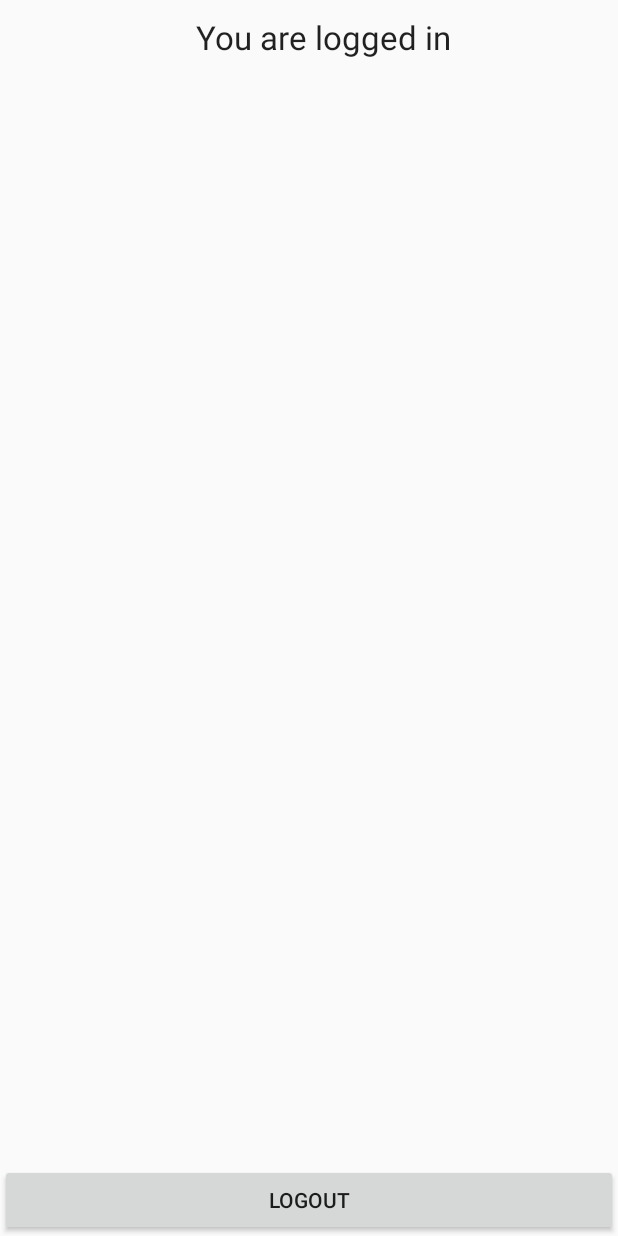
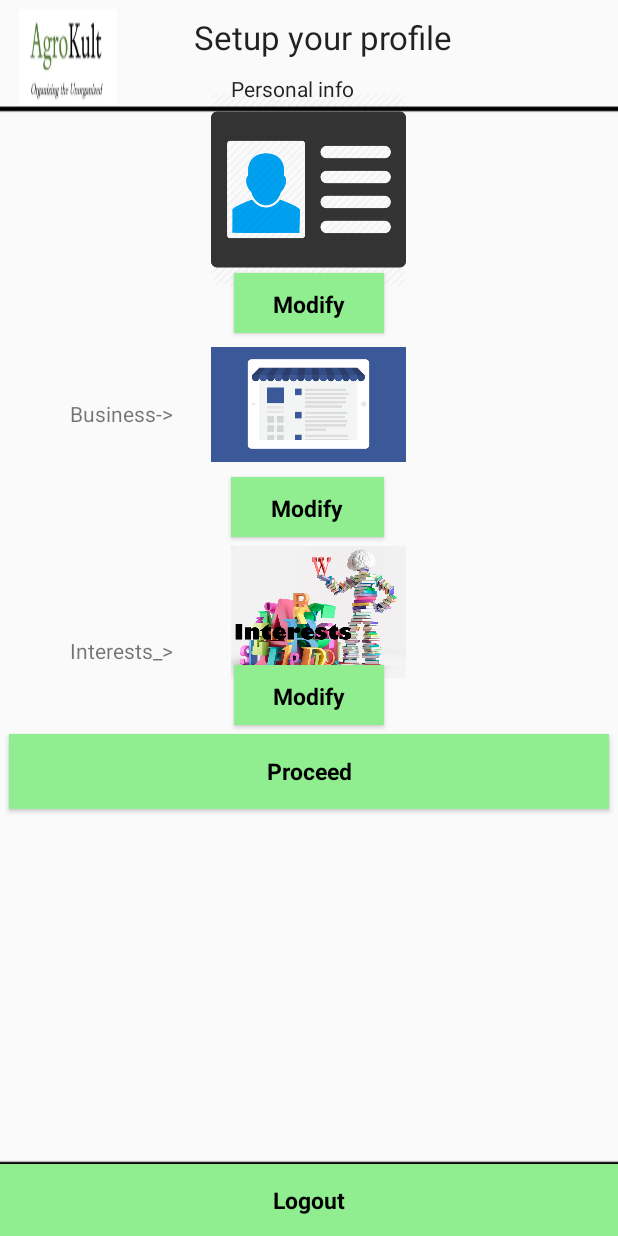
Before and after one commit to rupeshbajaj97/Agrokultraj, an Android app: the layout activity_main2.xml on its own in the app's theme, with its tools: preview values and no code run, on a phone screen of 412 x 824 dp. Run offline under Robolectric (Android 15) with nearby library versions, the phone set to English and light mode, and no system bars.

Commit message:
1st commit

```diff
--- a/app/src/main/AndroidManifest.xml
+++ b/app/src/main/AndroidManifest.xml
@@ -33,7 +33,10 @@
             android:theme="@style/AppTheme.NoActionBar" />
         <activity android:name=".Signup" />
         <activity android:name=".Register" />
-        <activity android:name=".Main2Activity"></activity>
+        <activity android:name=".Main2Activity" />
+        <activity android:name=".personal" />
+        <activity android:name=".business" />
+        <activity android:name=".interest"></activity>
     </application>
 
 </manifest>
--- a/app/src/main/res/layout/activity_main.xml
+++ b/app/src/main/res/layout/activity_main.xml
@@ -4,7 +4,7 @@
     android:layout_width="match_parent"
     android:layout_height="match_parent"
     android:orientation="vertical"
-    android:background="@color/colorPrimary"
+    android:background="@drawable/universaltheme"
     tools:context="com.techobbyist.signuplogin.LoginActivity">
 
     <TextView
@@ -15,7 +15,7 @@
         android:text="@string/app_name"
         android:textSize="30sp"
         android:padding="20dp"
-        android:textColor="@color/white"/>
+        android:textColor="#006400"/>
 
     <EditText
         android:layout_width="match_parent"
@@ -24,7 +24,7 @@
         android:singleLine="true"
         android:id="@+id/etEmail"
         android:hint="Email"
-        android:textColorHint="@color/white"
+        android:textColorHint="#000000"
         android:layout_marginTop="20dp"
         android:layout_marginBottom="10dp"
         android:layout_marginRight="10dp"
@@ -37,7 +37,7 @@
         android:layout_height="wrap_content"
         android:inputType="textPassword"
         android:hint="Password"
-        android:textColorHint="@color/white"
+        android:textColorHint="#000000"
         android:singleLine="true"
         android:layout_marginBottom="10dp"
         android:layout_marginRight="10dp"
@@ -46,6 +46,7 @@
 
     <Button
         android:id="@+id/btnLogin"
+        style="@style/ButtonStyle"
         android:layout_width="match_parent"
         android:layout_height="wrap_content"
         android:text="Login"
@@ -56,6 +57,7 @@
 
     <Button
         android:id="@+id/btnReg"
+        style="@style/ButtonStyle"
         android:layout_width="match_parent"
         android:layout_height="wrap_content"
         android:text="Register"
@@ -72,7 +74,7 @@
         android:text="Contact us"
         android:textSize="20sp"
         android:padding="40dp"
-        android:textColor="@color/white"/>
+        android:textColor="#000000"/>
 
 
 </LinearLayout>
--- a/app/src/main/res/layout/activity_main2.xml
+++ b/app/src/main/res/layout/activity_main2.xml
@@ -1,15 +1,17 @@
 <?xml version="1.0" encoding="utf-8"?>
 <LinearLayout xmlns:android="http://schemas.android.com/apk/res/android"
+    xmlns:app="http://schemas.android.com/apk/res-auto"
     xmlns:tools="http://schemas.android.com/tools"
     android:layout_width="match_parent"
     android:layout_height="match_parent"
     android:orientation="vertical"
+    android:background="@drawable/universaltheme"
     tools:context="com.techobbyist.signuplogin.MainActivity">
 
     <TextView
         android:layout_width="wrap_content"
         android:layout_height="wrap_content"
-        android:text="You are logged in"
+        android:text="Setup your profile"
         android:layout_gravity="center_horizontal"
         android:layout_marginLeft="10dp"
         android:layout_marginTop="10dp"
@@ -24,11 +26,126 @@
 
         <Button
             android:id="@+id/btnLogout"
+            style="@style/ButtonStyle"
             android:layout_width="match_parent"
             android:layout_height="wrap_content"
             android:text="Logout"
             android:layout_alignParentBottom="true"/>
 
+        <ImageView
+            app:srcCompat="@drawable/personel"
+            android:id="@+id/imageView"
+            android:layout_marginTop="22dp"
+            android:layout_width="130dp"
+            android:layout_height="130dp"
+            android:layout_alignParentTop="true"
+            android:layout_centerHorizontal="true" />
+
+        <TextView
+            android:text="Personal info"
+            android:id="@+id/textView"
+            android:textAppearance="@style/TextAppearance.AppCompat.Body1"
+            android:layout_alignLeft="@+id/imageView"
+            android:layout_alignStart="@+id/imageView"
+            android:layout_marginLeft="13dp"
+            android:layout_marginStart="13dp"
+            android:layout_width="wrap_content"
+            android:layout_height="wrap_content"
+            android:layout_alignParentTop="true"
+            android:layout_marginBottom="13dp"
+            android:layout_marginTop="10dp" />
+
+        <Button
+            android:text="Modify"
+            android:layout_height="40dp"
+            style="@style/ButtonStyle"
+            android:id="@+id/btninterest"
+            android:layout_below="@+id/textView"
+            android:layout_centerHorizontal="true"
+            android:layout_marginTop="100dp"
+            android:layout_width="100dp"
+            android:textAppearance="@style/TextAppearance.AppCompat" />
+
+        <ImageView
+            android:layout_height="wrap_content"
+            app:srcCompat="@drawable/business"
+            android:id="@+id/imageView2"
+            android:layout_width="200dp"
+            android:layout_alignParentTop="true"
+            android:layout_alignLeft="@+id/imageView"
+            android:layout_alignStart="@+id/imageView"
+            android:layout_alignRight="@+id/imageView"
+            android:layout_alignEnd="@+id/imageView" />
+
+        <Button
+            android:text="Modify"
+            android:layout_height="40dp"
+            style="@style/ButtonStyle"
+            android:id="@+id/btnbusiness"
+            android:layout_marginTop="96dp"
+            android:layout_width="100dp"
+            android:textAppearance="@style/TextAppearance.AppCompat"
+            android:layout_below="@+id/btninterest"
+            android:layout_alignLeft="@+id/textView"
+            android:layout_alignStart="@+id/textView"
+            android:layout_alignRight="@+id/btninterest"
+            android:layout_alignEnd="@+id/btninterest" />
+
+        <TextView
+            android:text="Business->"
+            android:layout_width="wrap_content"
+            android:layout_height="wrap_content"
+            android:layout_below="@+id/btninterest"
+            android:layout_toLeftOf="@+id/imageView2"
+            android:layout_toStartOf="@+id/imageView2"
+            android:layout_marginRight="25dp"
+            android:layout_marginEnd="25dp"
+            android:layout_marginTop="44dp"
+            android:id="@+id/textView7" />
+
+        <ImageView
+            android:layout_height="100dp"
+            app:srcCompat="@drawable/interest"
+            android:id="@+id/imageView3"
+            android:layout_width="200dp"
+            android:layout_below="@+id/btnbusiness"
+            android:layout_alignRight="@+id/imageView2"
+            android:layout_alignEnd="@+id/imageView2"
+            android:layout_alignLeft="@+id/btnbusiness"
+            android:layout_alignStart="@+id/btnbusiness" />
+
+        <Button
+            android:text="Modify"
+            android:layout_height="40dp"
+            style="@style/ButtonStyle"
+            android:id="@+id/btnprofile"
+            android:layout_width="100dp"
+            android:textAppearance="@style/TextAppearance.AppCompat"
+            android:layout_alignBottom="@+id/imageView2"
+            android:layout_alignRight="@+id/btnbusiness"
+            android:layout_alignEnd="@+id/btnbusiness"
+            android:layout_marginBottom="16dp" />
+
+        <TextView
+            android:text="Interests_>"
+            android:layout_width="wrap_content"
+            android:layout_height="wrap_content"
+            android:layout_above="@+id/btnprofile"
+            android:layout_alignLeft="@+id/textView7"
+            android:layout_alignStart="@+id/textView7"
+            android:id="@+id/textView9" />
+
+        <Button
+            android:text="Proceed"
+            style="@style/ButtonStyle"
+            android:layout_height="50dp"
+            android:id="@+id/button5"
+            android:layout_below="@+id/imageView3"
+            android:layout_centerHorizontal="true"
+            android:layout_marginTop="31dp"
+            android:layout_width="400dp" />
+
+
     </RelativeLayout>
 
 </LinearLayout>
--- a/app/src/main/res/layout/activity_register.xml
+++ b/app/src/main/res/layout/activity_register.xml
@@ -4,7 +4,7 @@
     android:layout_width="match_parent"
     android:layout_height="match_parent"
     android:orientation="vertical"
-    android:background="@color/colorPrimary"
+    android:background="@drawable/universaltheme"
     tools:context="com.techobbyist.signuplogin.RegisterActivity">
 
     <TextView
@@ -15,7 +15,7 @@
         android:text="Agrokult"
         android:textSize="30sp"
         android:padding="20dp"
-        android:textColor="@color/white"/>
+        android:textColor="#006400"/>
 
     <EditText
         android:layout_width="match_parent"
@@ -24,7 +24,7 @@
         android:singleLine="true"
         android:id="@+id/etEmail"
         android:hint="Email"
-        android:textColorHint="@color/white"
+        android:textColorHint="#000000"
         android:layout_marginTop="20dp"
         android:layout_marginBottom="10dp"
         android:layout_marginRight="10dp"
@@ -37,7 +37,7 @@
         android:layout_height="wrap_content"
         android:inputType="textPassword"
         android:hint="Password"
-        android:textColorHint="@color/white"
+        android:textColorHint="#000000"
         android:singleLine="true"
         android:layout_marginBottom="10dp"
         android:layout_marginRight="10dp"
@@ -47,6 +47,7 @@
 
     <Button
         android:id="@+id/btnReg"
+        style="@style/ButtonStyle"
         android:layout_width="match_parent"
         android:layout_height="wrap_content"
         android:text="Register"
@@ -61,7 +62,7 @@
         android:textAppearance="?android:attr/textAppearanceMedium"
         android:text="Back to login"
         android:id="@+id/tvLogin"
-        android:textColor="@color/white"
+        android:textColor="#000000"
         android:layout_gravity="center_horizontal" />
 
 
--- a/app/src/main/res/layout/activity_splashscreen.xml
+++ b/app/src/main/res/layout/activity_splashscreen.xml
@@ -2,7 +2,7 @@
 <LinearLayout xmlns:android="http://schemas.android.com/apk/res/android"
     android:layout_width="fill_parent"
     android:layout_height="fill_parent"
-    android:background="@drawable/agriculture3"
+    android:background="@drawable/home"
     android:layout_gravity="center"
     android:id="@+id/lin_lay"
     android:gravity="center"
@@ -13,7 +13,7 @@
         android:layout_width="233dp"
         android:layout_height="167dp"
         android:id="@+id/splash"
-        android:background="@drawable/logo"
-        android:layout_weight="0.18" />
+        android:background="@drawable/agrokultlogo"
+        android:layout_weight="0.05" />
 
 </LinearLayout>
```
